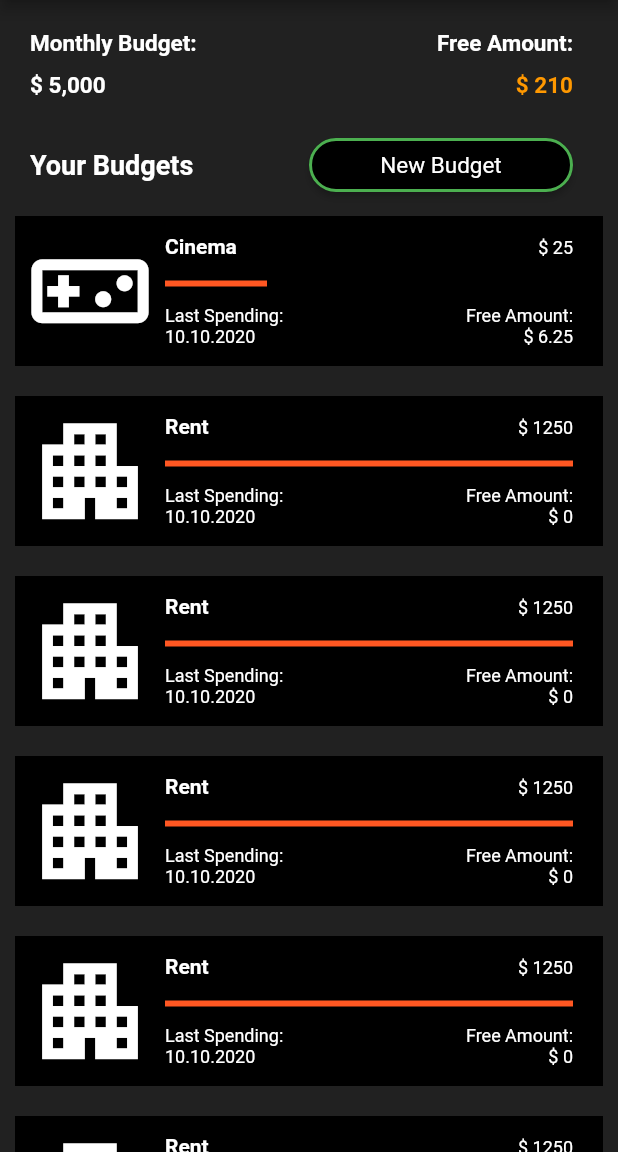
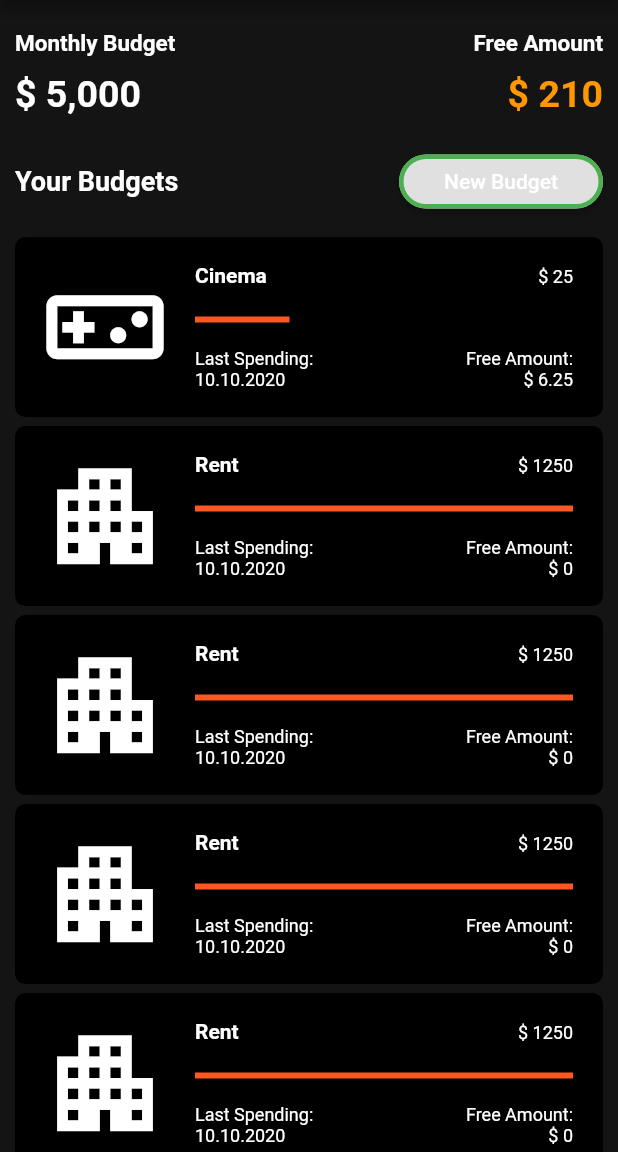
Before and after one commit to Mathawk/Budgeteer, a Flutter app: the screen it shows after launch, on a phone screen of 412 x 824 dp, the part 84-1236 px from its top. Run offline on Flutter 3.47's test engine with Material 2 defaults, Android fonts, the phone set to English and light mode, and no system bars.

Commit message:
cherry pick changes

```diff
--- a/budgeteer/lib/main.dart
+++ b/budgeteer/lib/main.dart
@@ -164,11 +164,16 @@ class CustomListItemTwo extends StatelessWidget {
   @override
   Widget build(BuildContext context) {
     return Padding(
-      padding: const EdgeInsets.symmetric(vertical: 10.0),
+      padding: const EdgeInsets.symmetric(vertical: 3.0),
       child: SizedBox(
-        height: 100,
+        height: 120,
         child: Container(
-          color: Colors.black,
+          decoration: BoxDecoration(
+            color: Colors.black,
+            borderRadius: BorderRadius.all(
+                Radius.circular(7)
+            ),
+          ),
           child: Row(
             crossAxisAlignment: CrossAxisAlignment.start,
             children: <Widget>[
@@ -201,16 +206,16 @@ class MyStatelessWidget extends StatelessWidget {
   @override
   Widget build(BuildContext context) {
     return Container(
-        color: Colors.black87,
+        color: Color.fromRGBO(0, 0, 0, 0.92),
         child: ListView(
           padding: const EdgeInsets.all(10.0),
           children: <Widget>[
             Row(children: <Widget>[
               Expanded(
                   child: Padding(
-                      padding: const EdgeInsets.fromLTRB(10.0, 10.0, 0.0, 0.0),
+                      padding: const EdgeInsets.fromLTRB(0.0, 10.0, 0.0, 0.0),
                       child: Text(
-                        'Monthly Budget:',
+                        'Monthly Budget',
                         textAlign: TextAlign.left,
                         style: const TextStyle(
                           fontWeight: FontWeight.bold,
@@ -220,9 +225,9 @@ class MyStatelessWidget extends StatelessWidget {
                       ))),
               Expanded(
                   child: Padding(
-                padding: const EdgeInsets.fromLTRB(0.0, 10.0, 20.0, 0.0),
+                padding: const EdgeInsets.fromLTRB(0.0, 10.0, 0.0, 0.0),
                 child: Text(
-                  'Free Amount:',
+                  'Free Amount',
                   textAlign: TextAlign.right,
                   style: const TextStyle(
                     fontWeight: FontWeight.bold,
@@ -235,25 +240,25 @@ class MyStatelessWidget extends StatelessWidget {
             Row(children: <Widget>[
               Expanded(
                   child: Padding(
-                      padding: const EdgeInsets.fromLTRB(10.0, 10.0, 0.0, 0.0),
+                      padding: const EdgeInsets.fromLTRB(0.0, 10.0, 0.0, 0.0),
                       child: Text(
                         '\$ 5,000',
                         textAlign: TextAlign.left,
                         style: const TextStyle(
                           fontWeight: FontWeight.bold,
-                          fontSize: 15.0,
+                          fontSize: 25.0,
                           color: Colors.white,
                         ),
                       ))),
               Expanded(
                   child: Padding(
-                padding: const EdgeInsets.fromLTRB(0.0, 10.0, 20.0, 0.0),
+                padding: const EdgeInsets.fromLTRB(0.0, 10.0, 0.0, 0.0),
                 child: Text(
                   '\$ 210',
                   textAlign: TextAlign.right,
                   style: const TextStyle(
                     fontWeight: FontWeight.bold,
-                    fontSize: 15.0,
+                    fontSize: 25.0,
                     color: Colors.orange,
                   ),
                 ),
@@ -262,7 +267,7 @@ class MyStatelessWidget extends StatelessWidget {
             Row(children: <Widget>[
               Expanded(
                   child: Padding(
-                      padding: const EdgeInsets.fromLTRB(10.0, 20.0, 0.0, 0.0),
+                      padding: const EdgeInsets.fromLTRB(0, 20.0, 0.0, 10.0),
                       child: Text(
                         'Your Budgets',
                         textAlign: TextAlign.left,
@@ -272,14 +277,15 @@ class MyStatelessWidget extends StatelessWidget {
                             fontWeight: FontWeight.bold),
                       ))),
               Expanded(
+                flex: 0,
                   child: Padding(
-                padding: const EdgeInsets.fromLTRB(0.0, 20.0, 20.0, 0.0),
+                padding: const EdgeInsets.fromLTRB(0.0, 20.0, 0, 10.0),
                 child: RaisedButton(
-                  color: Colors.black,
-                  padding: EdgeInsets.all(0.0),
+                  textColor: Colors.white,
+                  padding: EdgeInsets.fromLTRB(30, 0, 30, 0),
                   shape: RoundedRectangleBorder(
                     borderRadius: BorderRadius.circular(50.0),
-                    side: BorderSide(color: Colors.green, width: 2),
+                    side: BorderSide(color: Colors.green, width: 3),
                   ),
                   onPressed: () {
                     Navigator.push(
@@ -289,15 +295,14 @@ class MyStatelessWidget extends StatelessWidget {
                   },
                   child: Text('New Budget',
                       style: TextStyle(
-                          fontSize: 15,
+                          fontSize: 14,
                           color: Colors.white,
-                          fontWeight: FontWeight.normal)),
+                          fontWeight: FontWeight.w500)),
                 ),
               )),
             ]),
             CustomListItemTwo(
               thumbnail: Container(
-                color: Colors.black,
                 alignment: Alignment.center,
                 child: Icon(
                   Icons.videogame_asset_outlined,
@@ -402,9 +407,17 @@ class MyStatelessWidget extends StatelessWidget {
               freeamount: '\$ 0',
               percentused: 1.00,
             ),
-            FloatingActionButton.extended(
+            Padding(
+            padding: const EdgeInsets.fromLTRB(0.0, 10.0, 0, 10.0),
+              child: FloatingActionButton.extended(
               backgroundColor: Colors.green,
-              label: Text('New Expense', style: TextStyle(color: Colors.white)),
+              label: Text(
+              'New Expense',
+              style: TextStyle(
+                color:Colors.white
+              )
+              )
+              ),
             )
           ],
         ));
```
